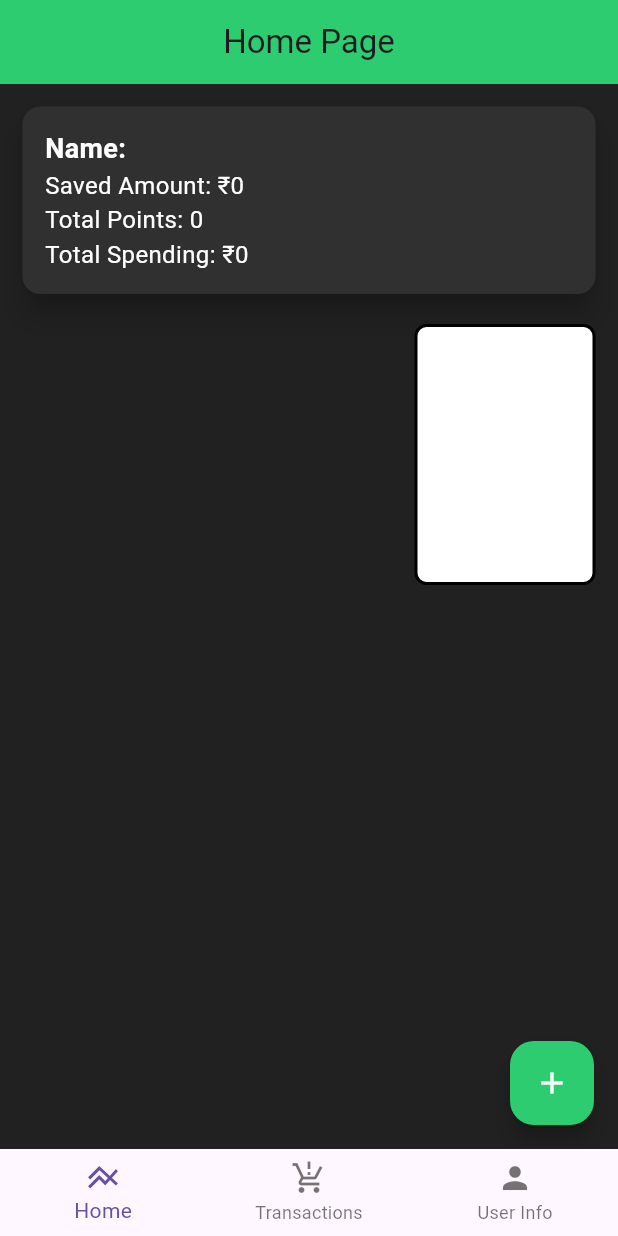
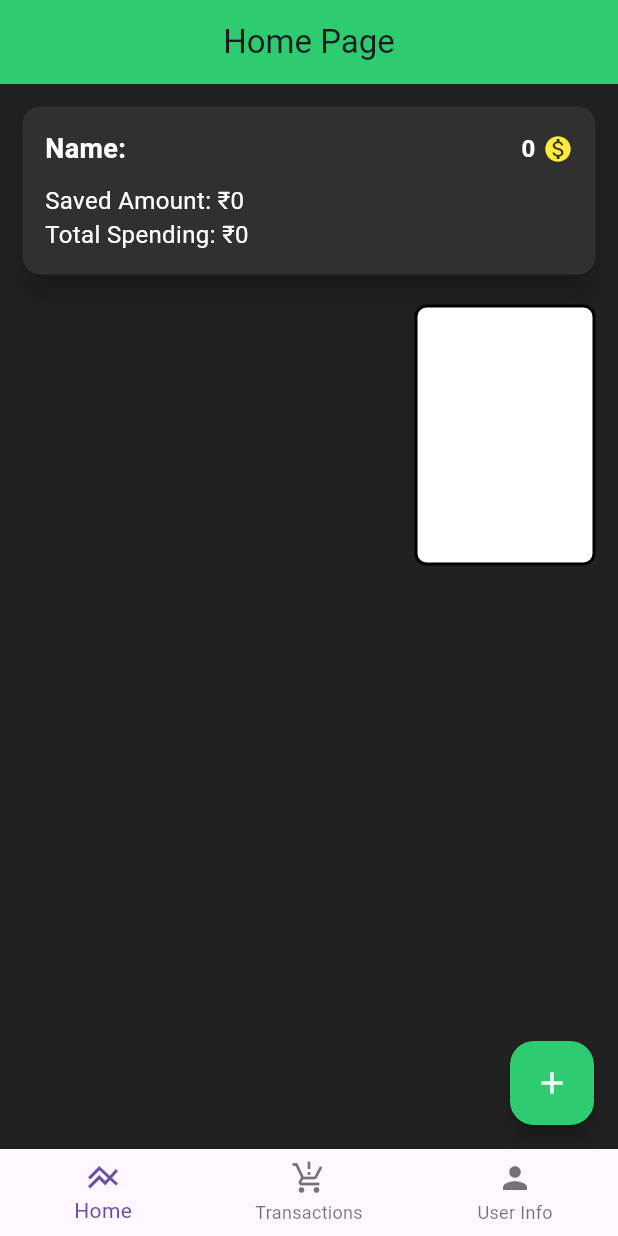
Before and after one commit to viking316/MiniProject, a Flutter app: the screen it shows after launch, on a phone screen of 412 x 824 dp. Run offline on Flutter 3.47's test engine with Material 3 defaults, Android fonts, the phone set to English and light mode, and no system bars; drawn by our look-alikes of fl_chart; our stand-ins replace cloud_firestore, firebase_core, font_awesome_flutter; accounts and stored records are empty.

```diff
--- a/lib/HomePage.dart
+++ b/lib/HomePage.dart
@@ -137,6 +137,7 @@ class _HomePageState extends State<HomePage> {
                 crossAxisAlignment: CrossAxisAlignment.stretch,
                 children: [
                   // User Info Section
+                  // User Info Section
 GestureDetector(
   onTap: () {
     Navigator.push(
@@ -155,17 +156,40 @@ class _HomePageState extends State<HomePage> {
       child: Column(
         crossAxisAlignment: CrossAxisAlignment.start,
         children: [
+          Row(
+            mainAxisAlignment: MainAxisAlignment.spaceBetween,
+            children: [
               Text(
                 'Name: $userName',
                 style: const TextStyle(
-                                  fontSize: 18, fontWeight: FontWeight.bold, color: Colors.white),
+                  fontSize: 18,
+                  fontWeight: FontWeight.bold,
+                  color: Colors.white,
                 ),
+              ),
+              Row(
+                children: [
+                  Text(
+                    '$totalPoints',
+                    style: const TextStyle(
+                      fontSize: 16,
+                      fontWeight: FontWeight.bold,
+                      color: Colors.white,
+                    ),
+                  ),
+                  const SizedBox(width: 5),
+                  const Icon(
+                    Icons.monetization_on, // Yellow coin icon
+                    color: Colors.yellow,
+                    size: 20,
+                  ),
+                ],
+              ),
+            ],
+          ),
+          const SizedBox(height: 10),
           Text(
             'Saved Amount: ₹$savedAmount',
-                              style: const TextStyle(fontSize: 16, color: Colors.white),
-                            ),
-                            Text(
-                              'Total Points: $totalPoints',
             style: const TextStyle(fontSize: 16, color: Colors.white),
           ),
           Text(
@@ -177,6 +201,7 @@ class _HomePageState extends State<HomePage> {
     ),
   ),
 ),
+
                   // Row for Pie Chart and Legend
                   Expanded(
                     child: Row(
```
Also changed, not shown: lib/Transactionspage.dart (+40 -5 lines). Lines whose indentation alone changed are shown as unchanged.
